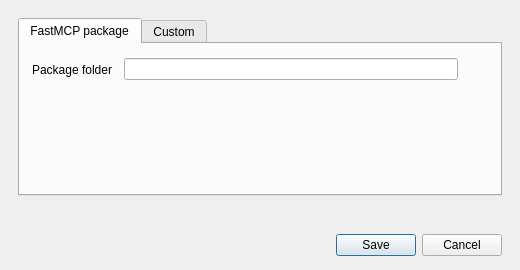
Before: the Qt Designer form app/ui/forms/McpServerDialog.ui in duckbubi-jian/qtLLM, drawn with Qt 5.
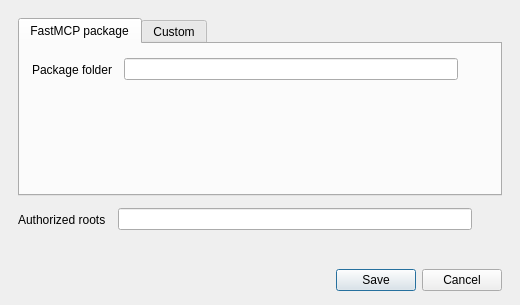
After: the same form once the commit is applied.

Commit message: Add MCP resources prompts and roots

Diff of the .ui file:
```diff
--- a/app/ui/forms/McpServerDialog.ui
+++ b/app/ui/forms/McpServerDialog.ui
@@ -191,6 +191,47 @@
      </widget>
     </widget>
    </item>
+   <item>
+    <layout class="QFormLayout" name="authorizationForm">
+     <property name="horizontalSpacing">
+      <number>12</number>
+     </property>
+     <item row="0" column="0">
+      <widget class="QLabel" name="authorizedRootsLabel">
+       <property name="text">
+        <string>Authorized roots</string>
+       </property>
+      </widget>
+     </item>
+     <item row="0" column="1">
+      <layout class="QHBoxLayout" name="authorizedRootsLayout">
+       <property name="spacing">
+        <number>6</number>
+       </property>
+       <item>
+        <widget class="QLineEdit" name="authorizedRootsEdit">
+         <property name="toolTip">
+          <string>Separate directories with semicolons</string>
+         </property>
+        </widget>
+       </item>
+       <item>
+        <widget class="QToolButton" name="authorizedRootBrowseButton">
+         <property name="toolTip">
+          <string>Add authorized root</string>
+         </property>
+         <property name="accessibleName">
+          <string>Add authorized root</string>
+         </property>
+         <property name="autoRaise">
+          <bool>true</bool>
+         </property>
+        </widget>
+       </item>
+      </layout>
+     </item>
+    </layout>
+   </item>
    <item>
     <widget class="QLabel" name="errorLabel">
      <property name="visible">
```
The commit also changes 25 other files.
